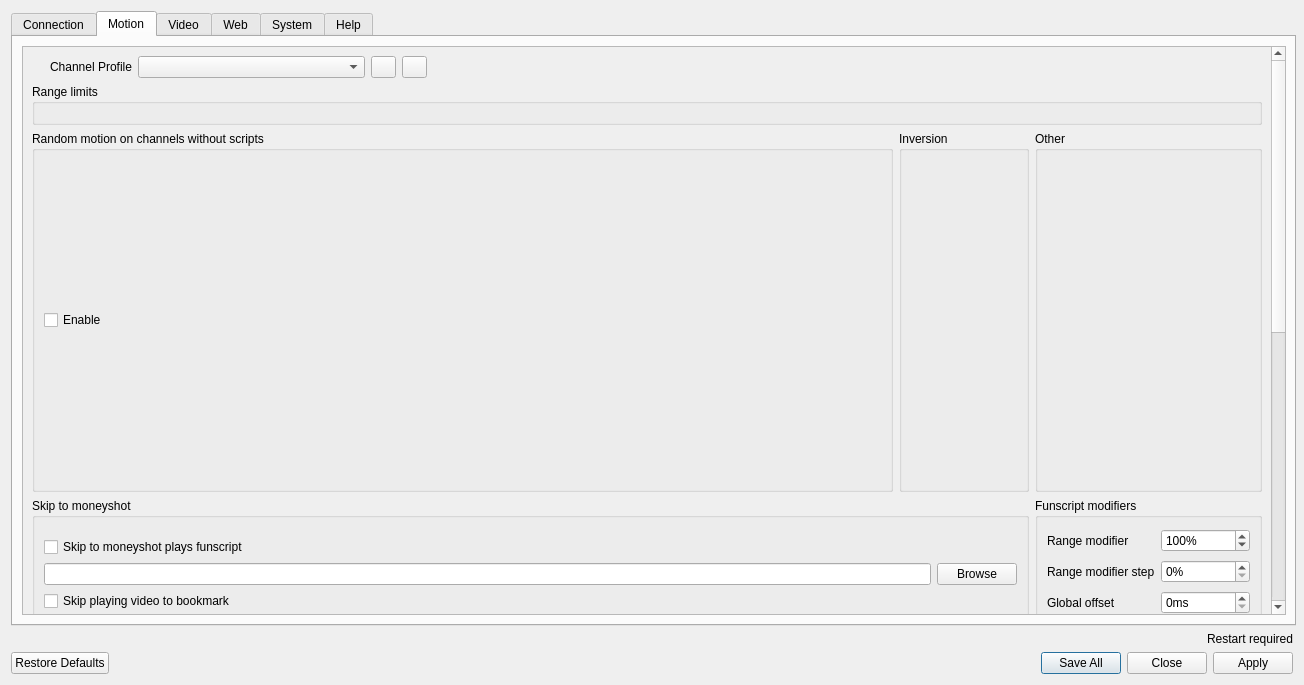
Above: src/settings.ui from jcfain/XTPlayer before the change. Below: the same form after it.
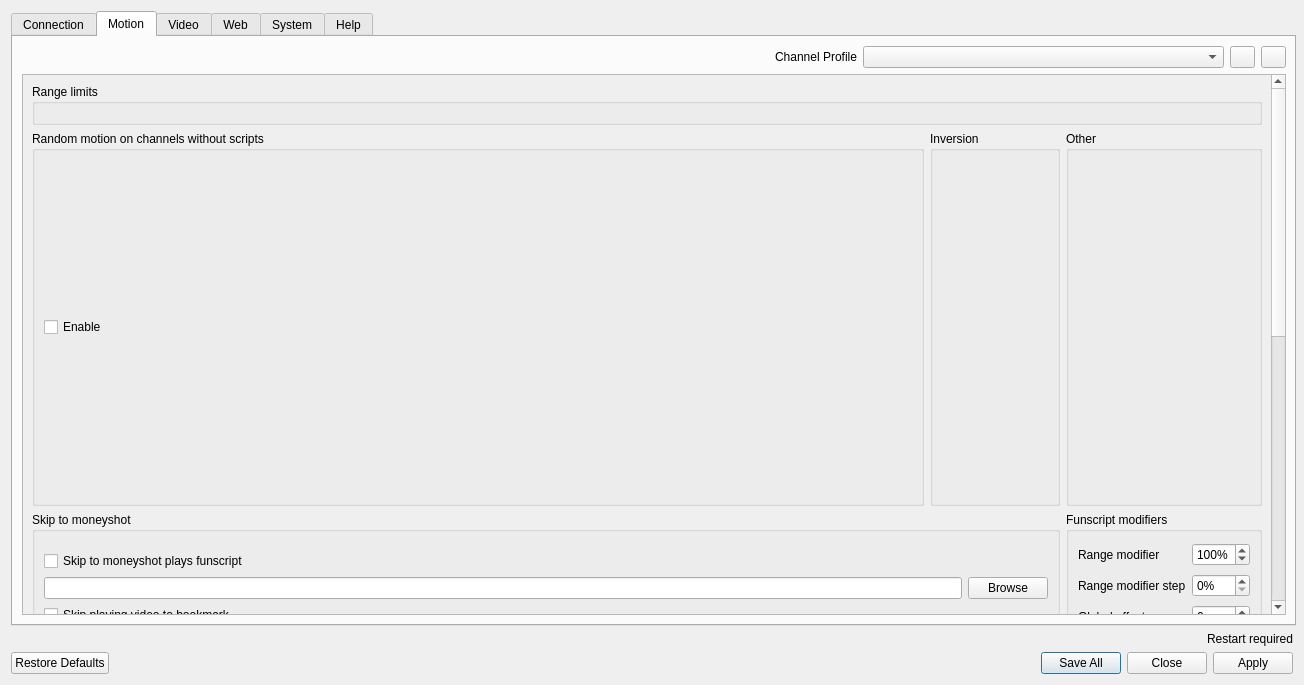
That is the form after the change. The open tabs and pages were chosen to show the change. Icons and pictures are not drawn.

Commit message: Channel profiles working for the most part.

```diff
--- a/src/settings.ui
+++ b/src/settings.ui
@@ -426,7 +426,62 @@
        <string>Motion</string>
       </attribute>
       <layout class="QGridLayout" name="gridLayout_12">
-       <item row="0" column="0">
+       <item row="0" column="4">
+        <widget class="QPushButton" name="addChannelProfileButton">
+         <property name="minimumSize">
+          <size>
+           <width>25</width>
+           <height>0</height>
+          </size>
+         </property>
+         <property name="maximumSize">
+          <size>
+           <width>25</width>
+           <height>16777215</height>
+          </size>
+         </property>
+         <property name="toolTip">
+          <string>Add profile</string>
+         </property>
+         <property name="text">
+          <string/>
+         </property>
+         <property name="icon">
+          <iconset resource="icons.qrc">
+           <normaloff>:/images/icons/icons8-plus-48.png</normaloff>:/images/icons/icons8-plus-48.png</iconset>
+         </property>
+         <property name="flat">
+          <bool>false</bool>
+         </property>
+        </widget>
+       </item>
+       <item row="0" column="5">
+        <widget class="QPushButton" name="deleteProfileButton">
+         <property name="minimumSize">
+          <size>
+           <width>25</width>
+           <height>0</height>
+          </size>
+         </property>
+         <property name="maximumSize">
+          <size>
+           <width>25</width>
+           <height>16777215</height>
+          </size>
+         </property>
+         <property name="toolTip">
+          <string>Delete profile</string>
+         </property>
+         <property name="text">
+          <string/>
+         </property>
+         <property name="icon">
+          <iconset resource="icons.qrc">
+           <normaloff>:/images/icons/minus.png</normaloff>:/images/icons/minus.png</iconset>
+         </property>
+        </widget>
+       </item>
+       <item row="4" column="0" colspan="6">
         <widget class="QScrollArea" name="motionTabScrollArea">
          <property name="sizePolicy">
           <sizepolicy hsizetype="Expanding" vsizetype="Expanding">
@@ -447,9 +502,9 @@
           <property name="geometry">
            <rect>
             <x>0</x>
-            <y>-673</y>
+            <y>-687</y>
             <width>1248</width>
-            <height>1238</height>
+            <height>1222</height>
            </rect>
           </property>
           <property name="sizePolicy">
@@ -627,54 +682,6 @@
              </layout>
             </widget>
            </item>
-           <item row="0" column="0">
-            <widget class="QLabel" name="label_3">
-             <property name="maximumSize">
-              <size>
-               <width>100</width>
-               <height>16777215</height>
-              </size>
-             </property>
-             <property name="toolTip">
-              <string>Sets the profile for the range limits and random motion</string>
-             </property>
-             <property name="text">
-              <string>Channel Profile</string>
-             </property>
-             <property name="alignment">
-              <set>Qt::AlignRight|Qt::AlignTrailing|Qt::AlignVCenter</set>
-             </property>
-            </widget>
-           </item>
-           <item row="0" column="2">
-            <widget class="QPushButton" name="pushButton">
-             <property name="minimumSize">
-              <size>
-               <width>25</width>
-               <height>0</height>
-              </size>
-             </property>
-             <property name="maximumSize">
-              <size>
-               <width>25</width>
-               <height>16777215</height>
-              </size>
-             </property>
-             <property name="toolTip">
-              <string>Add profile</string>
-             </property>
-             <property name="text">
-              <string/>
-             </property>
-             <property name="icon">
-              <iconset resource="icons.qrc">
-               <normaloff>:/images/icons/icons8-plus-48.png</normaloff>:/images/icons/icons8-plus-48.png</iconset>
-             </property>
-             <property name="flat">
-              <bool>false</bool>
-             </property>
-            </widget>
-           </item>
            <item row="3" column="0" colspan="6">
             <widget class="QGroupBox" name="randomMotionGroupbox">
              <property name="sizePolicy">
@@ -686,7 +693,7 @@
              <property name="minimumSize">
               <size>
                <width>0</width>
-               <height>361</height>
+               <height>375</height>
               </size>
              </property>
              <property name="title">
@@ -713,9 +720,6 @@
              </layout>
             </widget>
            </item>
-           <item row="0" column="1">
-            <widget class="QComboBox" name="channelProfilesComboBox"/>
-           </item>
            <item row="4" column="0" colspan="7">
             <widget class="QGroupBox" name="skipToMoneyShotGroupbox">
              <property name="minimumSize">
@@ -905,36 +909,32 @@
              </layout>
             </widget>
            </item>
-           <item row="0" column="3">
-            <widget class="QPushButton" name="deleteProfileButton">
-             <property name="minimumSize">
-              <size>
-               <width>25</width>
-               <height>0</height>
-              </size>
-             </property>
-             <property name="maximumSize">
-              <size>
-               <width>25</width>
-               <height>16777215</height>
-              </size>
-             </property>
-             <property name="toolTip">
-              <string>Delete profile</string>
-             </property>
-             <property name="text">
-              <string/>
-             </property>
-             <property name="icon">
-              <iconset resource="icons.qrc">
-               <normaloff>:/images/icons/minus.png</normaloff>:/images/icons/minus.png</iconset>
-             </property>
-            </widget>
-           </item>
           </layout>
          </widget>
         </widget>
        </item>
+       <item row="0" column="3">
+        <widget class="QComboBox" name="channelProfilesComboBox"/>
+       </item>
+       <item row="0" column="2">
+        <widget class="QLabel" name="label_3">
+         <property name="maximumSize">
+          <size>
+           <width>100</width>
+           <height>16777215</height>
+          </size>
+         </property>
+         <property name="toolTip">
+          <string>Sets the profile for the range limits and random motion</string>
+         </property>
+         <property name="text">
+          <string>Channel Profile</string>
+         </property>
+         <property name="alignment">
+          <set>Qt::AlignRight|Qt::AlignTrailing|Qt::AlignVCenter</set>
+         </property>
+        </widget>
+       </item>
       </layout>
      </widget>
      <widget class="QWidget" name="videoTab">
```
Left out of the diff: 6 changed lines with no effect on the pictures. The commit also changes 6 other files.
